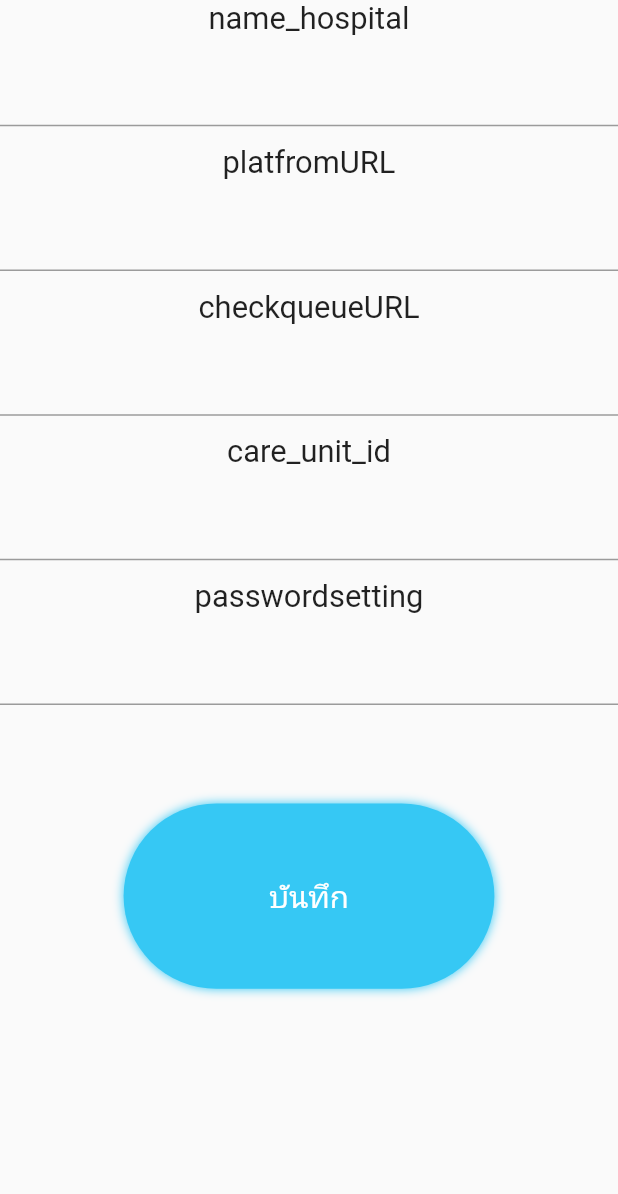
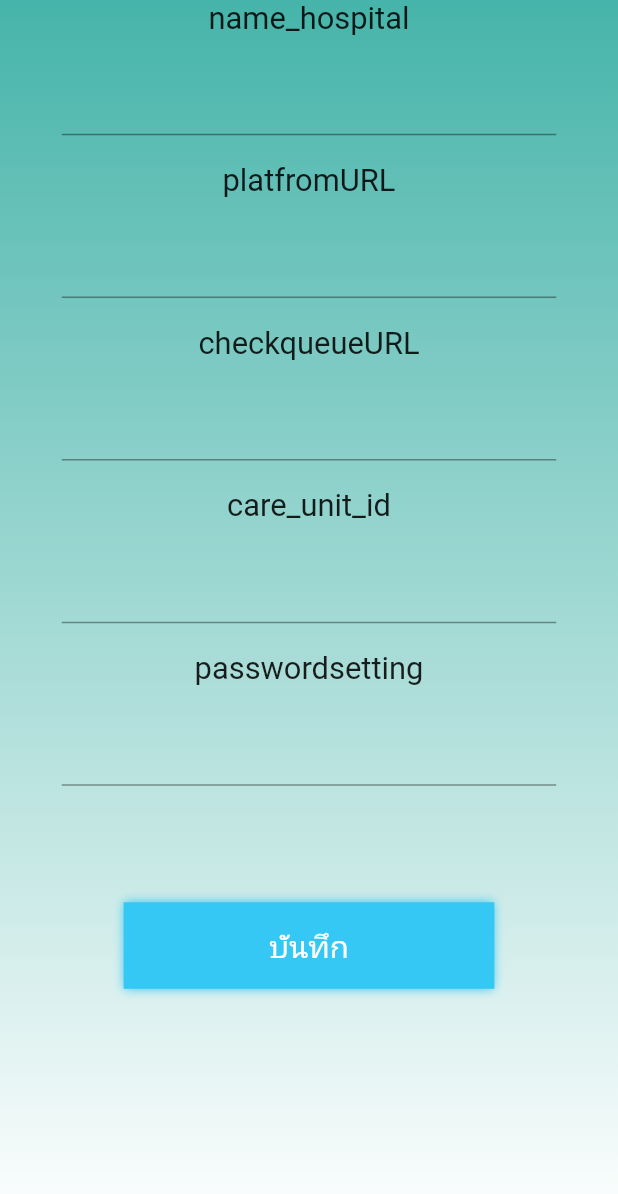
Before and after one commit to ksupasak/smarthealth, a Flutter app: the Setting screen opened by its route, after a tap on "Initsetting", on a phone screen of 412 x 824 dp. Shown: the top 1194 px of the screen. Run offline on Flutter 3.47's test engine with Material 2 defaults, Android fonts, the phone set to English and light mode, and no system bars; our stand-ins replace flutter_blue_plus, get, just_audio, sembast; network calls fail.

Commit message:
25042023

```diff
--- a/lib/local/local.dart
+++ b/lib/local/local.dart
@@ -39,7 +39,7 @@ Future<void> addDataInfoToDatabase(DataProvider data) async {
     'platfromURL': data.platfromURL,
     'checkqueueURL': data.checkqueueURL,
     'care_unit_id': data.care_unit_id,
-    'device': data.deviceId,
+    'device': '1234',
     'passwordsetting': data.passwordsetting,
   });
 
--- a/lib/provider/provider.dart
+++ b/lib/provider/provider.dart
@@ -20,7 +20,7 @@ class DataProvider with ChangeNotifier {
   Color shadow_name_hospital = Color.fromARGB(199, 255, 0, 0);
 
   //List<String> knownDevice = [];
-
+  var resTojson;
   List<String> devicename = [];
   List<String> namescan = [
     'HC-08',
--- a/lib/views/pages/pages_setting/init_setting.dart
+++ b/lib/views/pages/pages_setting/init_setting.dart
@@ -3,6 +3,8 @@ import 'package:flutter/src/widgets/container.dart';
 import 'package:flutter/src/widgets/framework.dart';
 import 'package:provider/provider.dart';
 import 'package:sembast/sembast.dart';
+import 'package:smart_health/background/background.dart';
+import 'package:smart_health/background/color/style_color.dart';
 import 'package:smart_health/local/classlocal.dart';
 import 'package:smart_health/local/local.dart';
 import 'package:smart_health/provider/provider.dart';
@@ -72,7 +74,16 @@ class _InitsettingState extends State<Initsetting> {
         FocusScope.of(context).requestFocus(FocusNode());
       }),
       child: Scaffold(
-        body: ListView(
+        body: Stack(children: [
+          Positioned(
+              child: BackGroundSmart_Health(
+            BackGroundColor: [
+              StyleColor.backgroundbegin,
+              StyleColor.backgroundend
+            ],
+          )),
+          Positioned(
+            child: ListView(
               children: [
                 Container(
                   height: _height * 0.8,
@@ -81,29 +92,44 @@ class _InitsettingState extends State<Initsetting> {
                     children: [
                       Text('name_hospital',
                           style: TextStyle(fontSize: _width * 0.05)),
-                  TextField(
+                      Container(
+                        width: _width * 0.8,
+                        child: TextField(
                             controller: name_hospital,
                             style: TextStyle(fontSize: _width * 0.05)),
+                      ),
                       Text('platfromURL',
                           style: TextStyle(fontSize: _width * 0.05)),
-                  TextField(
+                      Container(
+                        width: _width * 0.8,
+                        child: TextField(
                             controller: platfromURL,
                             style: TextStyle(fontSize: _width * 0.05)),
+                      ),
                       Text('checkqueueURL',
                           style: TextStyle(fontSize: _width * 0.05)),
-                  TextField(
+                      Container(
+                        width: _width * 0.8,
+                        child: TextField(
                             controller: checkqueueURL,
                             style: TextStyle(fontSize: _width * 0.05)),
+                      ),
                       Text('care_unit_id',
                           style: TextStyle(fontSize: _width * 0.05)),
-                  TextField(
+                      Container(
+                        width: _width * 0.8,
+                        child: TextField(
                             controller: care_unit_id,
                             style: TextStyle(fontSize: _width * 0.05)),
+                      ),
                       Text('passwordsetting',
                           style: TextStyle(fontSize: _width * 0.05)),
-                  TextField(
+                      Container(
+                        width: _width * 0.8,
+                        child: TextField(
                             controller: passwordsetting,
                             style: TextStyle(fontSize: _width * 0.05)),
+                      ),
                       SizedBox(
                         height: _height * 0.05,
                       ),
@@ -115,8 +141,9 @@ class _InitsettingState extends State<Initsetting> {
                               },
                               child: BoxWidetdew(
                                   text: 'บันทึก',
-                              height: 0.15,
+                                  height: 0.07,
                                   width: 0.6,
+                                  radius: 0.0,
                                   textcolor: Colors.white,
                                   fontSize: 0.05,
                                   color: Color.fromARGB(255, 54, 200, 244))),
@@ -127,6 +154,8 @@ class _InitsettingState extends State<Initsetting> {
                 ),
               ],
             ),
+          )
+        ]),
       ),
     );
   }
--- a/lib/views/pages/setting.dart
+++ b/lib/views/pages/setting.dart
@@ -18,7 +18,8 @@ class _SettingState extends State<Setting> {
   Widget build(BuildContext context) {
     double _width = MediaQuery.of(context).size.width;
     double _height = MediaQuery.of(context).size.height;
-    return GestureDetector(
+    return Scaffold(
+      body: GestureDetector(
         onTap: (() {
           FocusScope.of(context).requestFocus(FocusNode());
         }),
@@ -32,9 +33,8 @@ class _SettingState extends State<Setting> {
               ],
             )),
             Positioned(
-            child: Scaffold(
-                body: Container(
-              child: Center(
+              child: Container(
+                width: _width,
                 child: Column(
                   mainAxisAlignment: MainAxisAlignment.center,
                   children: [
@@ -44,13 +44,13 @@ class _SettingState extends State<Setting> {
                         },
                         child: BoxWidetdew(
                             color: Colors.green,
+                            radius: 0.0,
                             width: 0.4,
                             height: 0.1,
                             fontSize: 0.05,
                             text: 'Initsetting',
-                        textcolor: Colors.white,
-                      ),
-                    ),
+                            textcolor: Colors.white)),
+                    SizedBox(height: _height * 0.01),
                     GestureDetector(
                         onTap: () {
                           Get.toNamed('device');
@@ -58,12 +58,12 @@ class _SettingState extends State<Setting> {
                         child: BoxWidetdew(
                             color: Colors.green,
                             width: 0.4,
+                            radius: 0.0,
                             height: 0.1,
                             fontSize: 0.05,
                             text: 'Device',
-                        textcolor: Colors.white,
-                      ),
-                    ),
+                            textcolor: Colors.white)),
+                    SizedBox(height: _height * 0.01),
                     GestureDetector(
                         onTap: () {
                           Navigator.pop(context);
@@ -72,19 +72,18 @@ class _SettingState extends State<Setting> {
                         child: BoxWidetdew(
                             color: Colors.green,
                             width: 0.4,
+                            radius: 0.0,
                             height: 0.1,
                             fontSize: 0.05,
                             text: 'Exit',
-                        textcolor: Colors.white,
+                            textcolor: Colors.white)),
+                  ],
+                ),
               ),
             ),
           ],
         ),
       ),
-            )),
-          ),
-        ],
-      ),
     );
   }
 }
--- a/lib/views/routes/routes_page.dart
+++ b/lib/views/routes/routes_page.dart
@@ -1,5 +1,6 @@
 import 'package:get/get.dart';
-import 'package:smart_health/views/pages/check_queue.dart';
+import 'package:smart_health/views/pages/checkqueue.dart';
+
 import 'package:smart_health/views/pages/health_record.dart';
 import 'package:smart_health/views/pages/home.dart';
 import 'package:smart_health/views/pages/menu.dart';
@@ -7,6 +8,7 @@ import 'package:smart_health/views/pages/pages_setting/functionble/ble.dart';
 import 'package:smart_health/views/pages/pages_setting/device.dart';
 import 'package:smart_health/views/pages/pages_setting/init_setting.dart';
 import 'package:smart_health/views/pages/setting.dart';
+import 'package:smart_health/views/pages/user_information.dart';
 import 'package:smart_health/views/splash/splash_screen.dart';
 
 class Routes {
@@ -18,6 +20,7 @@ class Routes {
   static const String checkqueue = '/checkqueue';
   static const String device = '/device';
   static const String initsetting = '/initsetting';
+  static const String user_information = '/user_information';
 
   static final routes = [
     GetPage(name: splash, page: (() => Splash_Screen())),
@@ -27,6 +30,7 @@ class Routes {
     GetPage(name: setting, page: (() => Setting())),
     GetPage(name: checkqueue, page: (() => CheckQueue())),
     GetPage(name: device, page: (() => Device())),
-    GetPage(name: initsetting, page: (() => Initsetting()))
+    GetPage(name: initsetting, page: (() => Initsetting())),
+    GetPage(name: user_information, page: (() => UserInformation()))
   ];
 }
```
Also changed, not shown: lib/views/pages/checkqueue.dart (added, +46 -0 lines), lib/views/pages/health_record.dart (+16 -8 lines), lib/views/pages/home.dart (+4 -4 lines), lib/views/pages/numpad.dart (+7 -0 lines), lib/views/pages/pages_setting/device.dart (+49 -23 lines), lib/views/pages/pages_setting/functionble/scan.dart (+22 -5 lines), lib/views/pages/user_information.dart (added, +214 -0 lines), lib/views/splash/splash_screen.dart (+76 -40 lines). Lines whose indentation alone changed are shown as unchanged.
